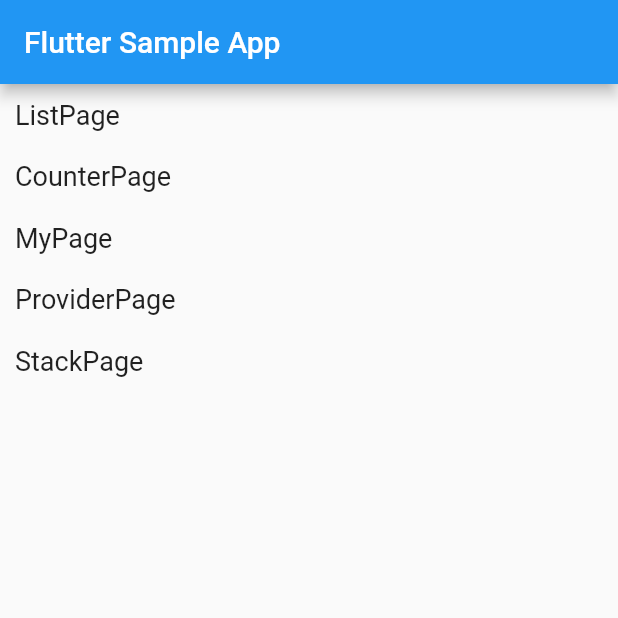
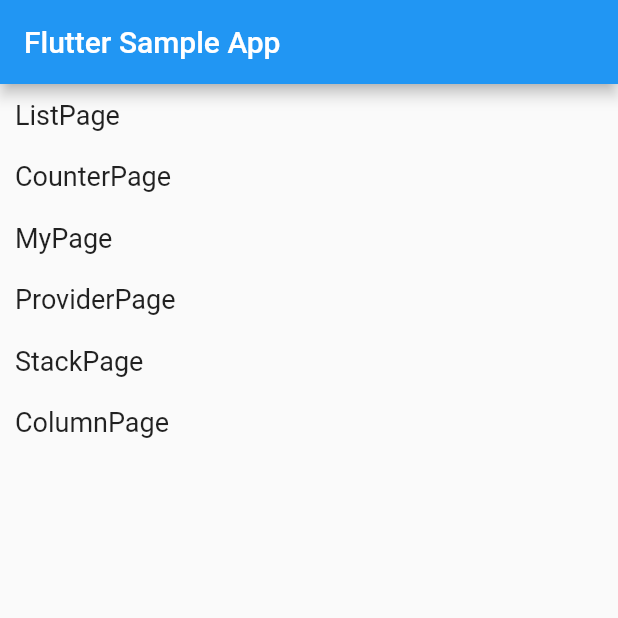
Before and after one commit to weimuhua/flutter-demo, a Flutter app: the screen it shows after launch, on a phone screen of 412 x 824 dp, the top half of it. Run offline on Flutter 3.47's test engine with Material 2 defaults, Android fonts, the phone set to English and light mode, and no system bars.

Commit message:
test Column.

```diff
--- a/lib/data/constant.dart
+++ b/lib/data/constant.dart
@@ -5,4 +5,5 @@ class Constant {
   static const route_my_page = "/MyPage";
   static const route_provider_page = "/ProviderPage";
   static const route_stack_page = "/StackPage";
+  static const route_column_page = "/ColumnPage";
 }
--- a/lib/main.dart
+++ b/lib/main.dart
@@ -1,5 +1,6 @@
 import 'package:flutter/material.dart';
 import 'package:flutter_demo/data/counter_model.dart';
+import 'package:flutter_demo/page/column_page.dart';
 import 'package:flutter_demo/page/counter_page.dart';
 import 'package:flutter_demo/page/home_page.dart';
 import 'package:flutter_demo/page/list_page.dart';
@@ -30,6 +31,7 @@ class MyApp extends StatelessWidget {
             Constant.route_counter_page: (context) => new CounterPage(),
             Constant.route_provider_page: (context) => new ProviderPage(),
             Constant.route_stack_page: (context) => new StackPage(),
+            Constant.route_column_page: (context) => new ColumnPage(),
           },
         ));
   }
--- a/lib/page/home_page.dart
+++ b/lib/page/home_page.dart
@@ -8,6 +8,7 @@ class MyAppPage extends StatelessWidget {
   static const my_page = 2;
   static const provider_page = 3;
   static const stack_page = 4;
+  static const column_page = 5;
 
   List pages = <String>[];
 
@@ -50,6 +51,9 @@ class MyAppPage extends StatelessWidget {
           case stack_page:
             Navigator.pushNamed(context, Constant.route_stack_page);
             break;
+          case column_page:
+            Navigator.pushNamed(context, Constant.route_column_page);
+            break;
         }
       },
     );
@@ -61,5 +65,6 @@ class MyAppPage extends StatelessWidget {
     pages.add("MyPage");
     pages.add("ProviderPage");
     pages.add("StackPage");
+    pages.add("ColumnPage");
   }
 }
```
Also changed, not shown: lib/page/column_page.dart (added, +43 -0 lines), lib/widget/background_decoration.dart (added, +11 -0 lines).
